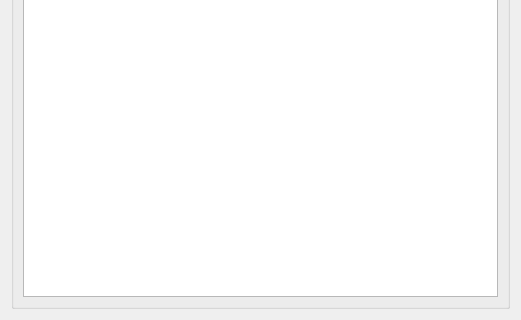
Before: the Qt Designer form src/sas/qtgui/Perspectives/Fitting/UI/PolydispersityWidget.ui in SasView/sasview, drawn with Qt 5; both pictures show x 0 to 521 and y 206 to 526 of the 521 by 526 pixel window.
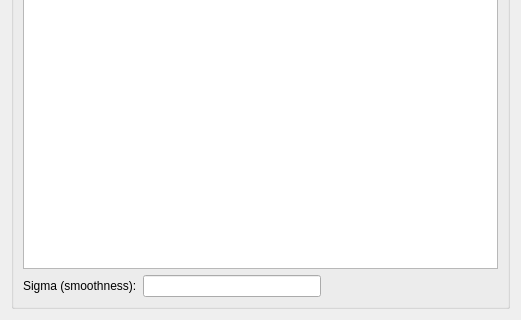
After: the same form once the commit is applied.

Commit message: Repurpose the polydispersity tab as the free-form discretisation input

Patch:
```diff
--- a/src/sas/qtgui/Perspectives/Fitting/UI/PolydispersityWidget.ui
+++ b/src/sas/qtgui/Perspectives/Fitting/UI/PolydispersityWidget.ui
@@ -36,6 +36,40 @@
         </property>
        </widget>
       </item>
+      <item row="1" column="0">
+       <layout class="QHBoxLayout" name="freeFormSigmaLayout">
+        <item>
+         <widget class="QLabel" name="lblFreeFormSigma">
+          <property name="toolTip">
+           <string>Smoothness regularization weight for free-form inversion (higher = smoother distribution).</string>
+          </property>
+          <property name="text">
+           <string>Sigma (smoothness):</string>
+          </property>
+         </widget>
+        </item>
+        <item>
+         <widget class="QLineEdit" name="txtFreeFormSigma">
+          <property name="toolTip">
+           <string>Smoothness regularization weight for free-form inversion (higher = smoother distribution).</string>
+          </property>
+         </widget>
+        </item>
+        <item>
+         <spacer name="freeFormSigmaSpacer">
+          <property name="orientation">
+           <enum>Qt::Horizontal</enum>
+          </property>
+          <property name="sizeHint" stdset="0">
+           <size>
+            <width>40</width>
+            <height>20</height>
+           </size>
+          </property>
+         </spacer>
+        </item>
+       </layout>
+      </item>
      </layout>
     </widget>
    </item>
```
The commit also changes 1 other file.
